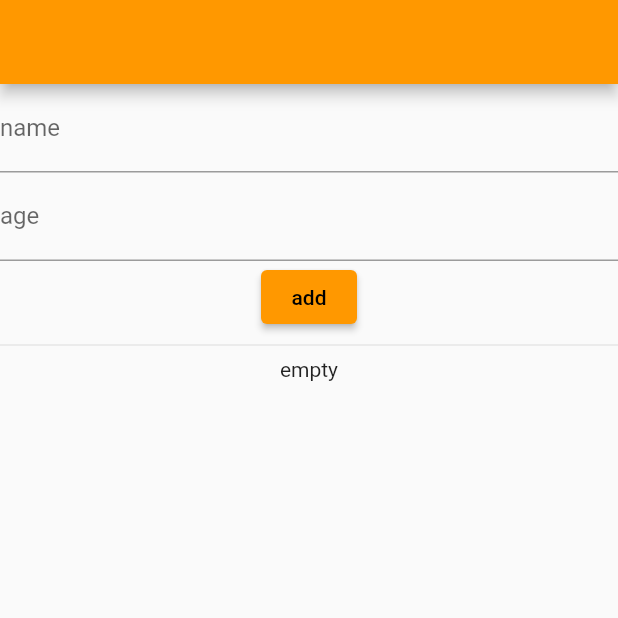
After one commit to jjs1545/flutter_application_study, a Flutter app: the screen it shows after launch, on a phone screen of 412 x 824 dp, the top half of it. The commit adds this screen. Run offline on Flutter 3.47's test engine with Material 2 defaults, Android fonts, the phone set to English and light mode, and no system bars; our stand-ins replace image_picker.

Commit message:
Login Form and ListView

```diff
--- a/lib/main.dart
+++ b/lib/main.dart
@@ -1,5 +1,5 @@
 import 'package:flutter/material.dart';
-import 'package:flutter_application_study/pages/image_page.dart';
+import 'package:flutter_application_study/pages/user_list_page.dart';
 
 void main() {
   runApp(const MyApp());
@@ -16,7 +16,7 @@ class MyApp extends StatelessWidget {
         primarySwatch: Colors.orange,
       ),
       // home: const JusinHomePage(),
-      home: const ImagePage(),
+      home: const UserListPage(),
     );
   }
 }
--- /dev/null
+++ b/lib/model/inputform.dart
@@ -0,0 +1,9 @@
+class InputForm {
+  InputForm({
+    required this.name,
+    required this.age,
+  });
+
+  String name;
+  int age;
+}
--- /dev/null
+++ b/lib/pages/user_list_page.dart
@@ -0,0 +1,74 @@
+import 'package:flutter/material.dart';
+import 'package:flutter_application_study/model/inputform.dart';
+
+class UserListPage extends StatefulWidget {
+  const UserListPage({super.key});
+
+  @override
+  State<UserListPage> createState() => _UserListPageState();
+}
+
+class _UserListPageState extends State<UserListPage> {
+  TextEditingController nameController = TextEditingController();
+  TextEditingController ageController = TextEditingController();
+
+  final users = <InputForm>[];
+
+  @override
+  void dispose() {
+    super.dispose();
+    nameController.dispose();
+    ageController.dispose();
+  }
+
+  @override
+  Widget build(BuildContext context) {
+    return Scaffold(
+      appBar: AppBar(),
+      body: Column(
+        children: [
+          Column(
+            children: [
+              TextField(
+                controller: nameController,
+                decoration: const InputDecoration(label: Text('name')),
+              ),
+              TextField(
+                controller: ageController,
+                keyboardType: TextInputType.number,
+                decoration: const InputDecoration(label: Text('age')),
+              ),
+              ElevatedButton(
+                onPressed: () {
+                  setState(() {
+                    users.add(
+                      InputForm(
+                        name: nameController.text,
+                        age: int.parse(ageController.text),
+                      ),
+                    );
+                  });
+                },
+                child: const Text('add'),
+              ),
+            ],
+          ),
+          const Divider(),
+          Expanded(
+            child: users.isEmpty
+                ? const Text('empty')
+                : ListView.builder(
+                    itemCount: users.length,
+                    itemBuilder: (context, i) {
+                      return ListTile(
+                        title: Text(users[i].name),
+                        subtitle: Text(users[i].age.toString()),
+                      );
+                    },
+                  ),
+          ),
+        ],
+      ),
+    );
+  }
+}
```
